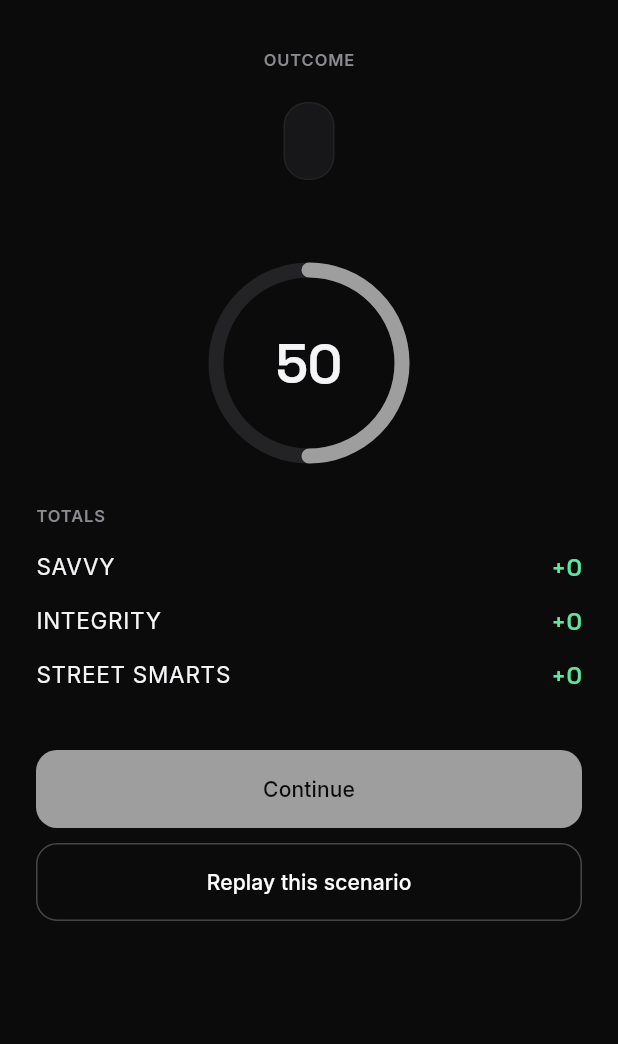
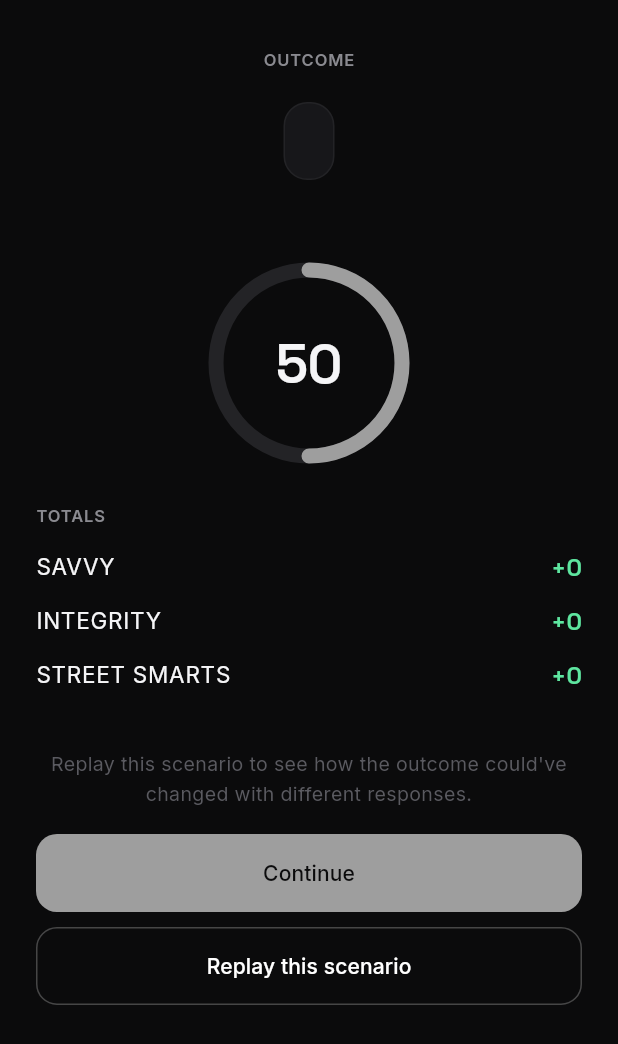
Before and after one commit to rmoskiii/irx-flutter, a Flutter app: the OutcomeScreen screen opened directly with empty values, on a phone screen of 412 x 824 dp. Shown: the top 1044 px of the screen. Run offline on Flutter 3.47's test engine with Material 3 defaults, Android fonts, the phone set to English and light mode, and no system bars; our stand-ins replace google_fonts.

Commit message:
irx v8 thesecret&princev2

```diff
--- a/lib/screens/home_screen.dart
+++ b/lib/screens/home_screen.dart
@@ -12,16 +12,18 @@ import 'scenario_screen.dart';
 class HomeScreen extends StatelessWidget {
   const HomeScreen({super.key});
 
-  // Hardcoded for now, matching what's actually built (Prince + Bank for
-  // Digital, Secret + Favor for Neighbourhood). Once the home screen
-  // fetches GET /api/scenarios/list, this becomes a real count instead of
-  // a maintained constant - flagged as a near-term follow-up.
+  // Hardcoded for now, matching what's actually built. MVP ships one
+  // anchor scenario per live district — The Prince for Digital, The
+  // Secret for Neighbourhood — with The Bank and The Favor intentionally
+  // stale/parked rather than counted here. Once the home screen fetches
+  // GET /api/scenarios/list, this becomes a real count instead of a
+  // maintained constant - flagged as a near-term follow-up.
   String _scenarioCountLabel(String districtId) {
     switch (districtId) {
       case 'digital':
-        return '2 scenarios live';
+        return '1 scenario live';
       case 'neighborhood':
-        return '2 scenarios live';
+        return '1 scenario live';
       default:
         return '';
     }
--- a/lib/screens/outcome_screen.dart
+++ b/lib/screens/outcome_screen.dart
@@ -336,6 +336,25 @@ class _OutcomeScreenState extends State<OutcomeScreen> {
                     padding: const EdgeInsets.only(top: 32),
                     child: Column(
                       children: [
+                        // Applies regardless of grading mode (reflection or
+                        // tier) — the premise that different choices
+                        // produce a different outcome holds either way.
+                        // Sits directly above Replay so the invitation is
+                        // read immediately before the button that acts on
+                        // it.
+                        Text(
+                          "Replay this scenario to see how the outcome "
+                          "could've changed with different responses.",
+                          textAlign: TextAlign.center,
+                          style: Theme.of(context)
+                              .textTheme
+                              .bodyMedium
+                              ?.copyWith(
+                                color: AppColors.textMuted,
+                                height: 1.5,
+                              ),
+                        ),
+                        const SizedBox(height: 16),
                         SizedBox(
                           width: double.infinity,
                           child: FilledButton(
```
